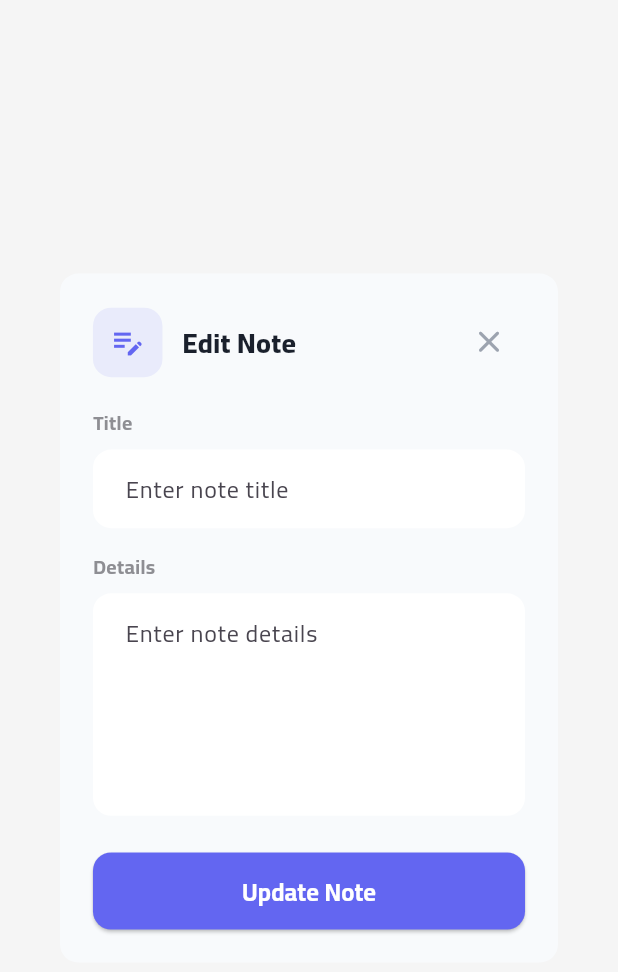
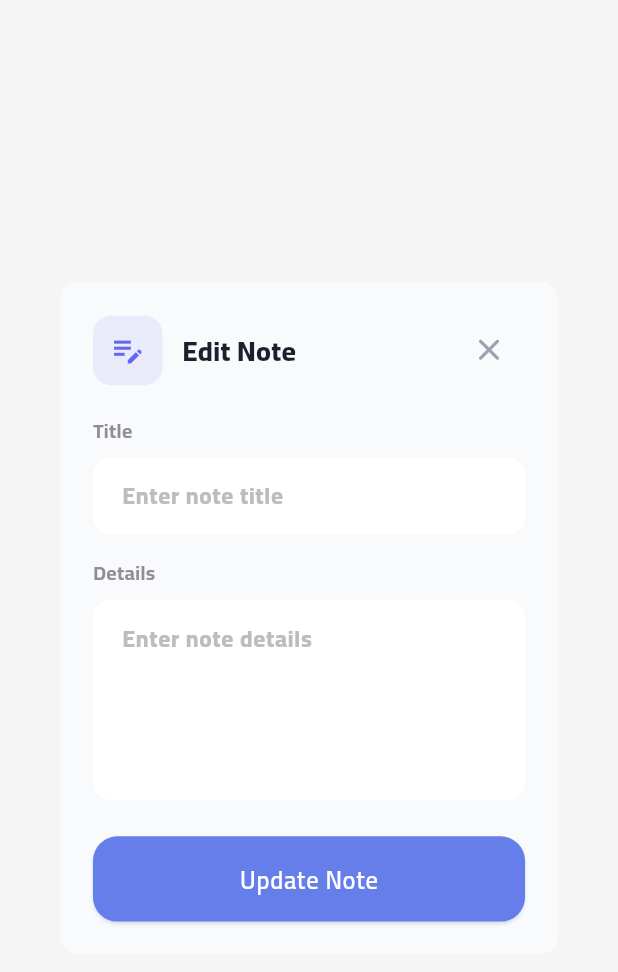
Before and after one commit to M-Fawzy2004/Academia, a Flutter app: the EditNoteDialog widget shown alone on an empty page, opened directly with empty values, on a phone screen of 412 x 824 dp. Shown: the top 972 px of the screen. Run offline on Flutter 3.47's test engine with Material 3 defaults, Android fonts, the phone set to English and light mode, and no system bars; our stand-ins replace bloc, connectivity_plus, dartz, device_preview, equatable, file_picker and 12 more; missing offline and left inert: load_switch; accounts and stored records are empty.

Commit message:
feat(subject details) : edit subject detials ui

```diff
--- a/lib/feature/subject_details/presentation/view/widget/edit_note_dialog.dart
+++ b/lib/feature/subject_details/presentation/view/widget/edit_note_dialog.dart
@@ -4,6 +4,8 @@ import 'package:flutter_screenutil/flutter_screenutil.dart';
 import 'package:study_box/core/helper/spacing.dart';
 import 'package:study_box/core/theme/app_color.dart';
 import 'package:study_box/core/theme/styles.dart';
+import 'package:study_box/core/widget/custom_button.dart';
+import 'package:study_box/core/widget/custom_text_field.dart';
 import 'package:study_box/feature/subject_details/domain/entities/additional_note_entity.dart';
 import 'package:study_box/feature/subject_details/presentation/manager/cubit/additional_notes_cubit.dart';
 
@@ -131,21 +133,9 @@ class _EditNoteDialogState extends State<EditNoteDialog>
                       style: Styles.font13GreyBold(context),
                     ),
                     heightBox(8),
-                    TextFormField(
+                    CustomTextField(
                       controller: _titleController,
-                      decoration: InputDecoration(
                       hintText: 'Enter note title',
-                        filled: true,
-                        fillColor: AppColors.getCardColor(context),
-                        border: OutlineInputBorder(
-                          borderRadius: BorderRadius.circular(12.r),
-                          borderSide: BorderSide.none,
-                        ),
-                        contentPadding: EdgeInsets.symmetric(
-                          horizontal: 16.w,
-                          vertical: 14.h,
-                        ),
-                      ),
                       validator: (value) {
                         if (value == null || value.trim().isEmpty) {
                           return 'Please enter a title';
@@ -159,47 +149,20 @@ class _EditNoteDialogState extends State<EditNoteDialog>
                       style: Styles.font13GreyBold(context),
                     ),
                     heightBox(8),
-                    TextFormField(
+                    CustomTextField(
                         controller: _detailsController,
+                        hintText: 'Enter note details',
                         maxLines: 5,
-                      decoration: InputDecoration(
-                        hintText: 'Enter note details',
-                        filled: true,
-                        fillColor: AppColors.getCardColor(context),
-                        border: OutlineInputBorder(
-                          borderRadius: BorderRadius.circular(12.r),
-                          borderSide: BorderSide.none,
-                        ),
-                        contentPadding: EdgeInsets.symmetric(
-                          horizontal: 16.w,
-                          vertical: 14.h,
-                        ),
-                      ),
                         validator: (value) {
                           if (value == null || value.trim().isEmpty) {
                             return 'Please enter details';
                           }
                           return null;
-                      },
-                    ),
+                        }),
                     heightBox(24),
-                    ElevatedButton(
+                    CustomButton(
+                      text: 'Update Note',
                       onPressed: _handleUpdateNote,
-                      style: ElevatedButton.styleFrom(
-                        backgroundColor: const Color(0xFF6366F1),
-                        padding: EdgeInsets.symmetric(vertical: 14.h),
-                        shape: RoundedRectangleBorder(
-                          borderRadius: BorderRadius.circular(12.r),
-                        ),
-                      ),
-                      child: Text(
-                        'Update Note',
-                        style: TextStyle(
-                          color: Colors.white,
-                          fontSize: 16.sp,
-                          fontWeight: FontWeight.bold,
-                        ),
-                      ),
                     ),
                   ],
                 ),
--- a/lib/feature/subject_details/presentation/view/widget/note_card.dart
+++ b/lib/feature/subject_details/presentation/view/widget/note_card.dart
@@ -56,7 +56,7 @@ class NoteCard extends StatelessWidget {
             ),
           ),
           child: Padding(
-            padding: EdgeInsets.fromLTRB(16.w, 12.h, 8.w, 12.h),
+            padding: EdgeInsets.only(left: 15.w),
             child: Row(
               children: [
                 Expanded(
```
Also changed, not shown: lib/feature/subject_details/presentation/view/widget/resource_card.dart (deleted, +0 -76 lines), lib/feature/subject_details/presentation/view/widget/resource_item.dart (added, +91 -0 lines), lib/feature/subject_details/presentation/view/widget/resource_type_card.dart (added, +142 -0 lines), lib/feature/subject_details/presentation/view/widget/resource_type_section.dart (deleted, +0 -48 lines), lib/feature/subject_details/presentation/view/widget/resources_section.dart (+54 -66 lines), lib/feature/subject_details/presentation/view/widget/subject_details_view_body.dart (+1 -8 lines). Lines whose indentation alone changed are shown as unchanged.
